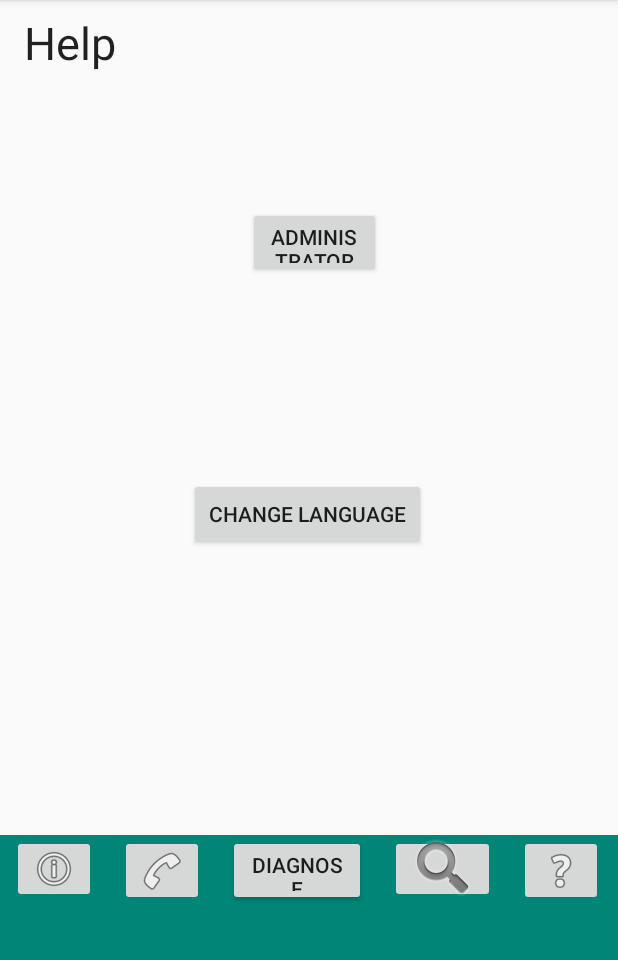
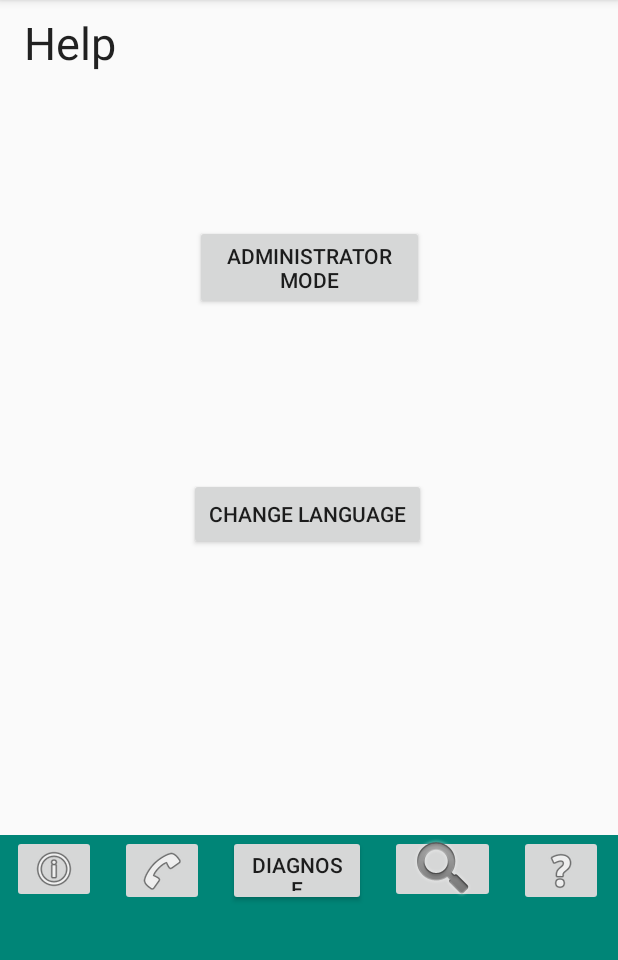
Before and after one commit to zuroh/MedicalDiagnosisApp, an Android app: the HelpActivity screen opened directly, with no data from a screen before it, on a phone screen of 412 x 824 dp, the part 84-1044 px from its top. Run offline under Robolectric (Android 15) with nearby library versions, the phone set to English and light mode, and no system bars.

Commit message:
rollback activity_login

```diff
--- a/app/src/main/java/com/example/medicaldiagnosisapp/LoginActivity.java
+++ b/app/src/main/java/com/example/medicaldiagnosisapp/LoginActivity.java
@@ -86,7 +86,7 @@ public class LoginActivity extends AppCompatActivity {
         });
         //Toolbar Buttons End Here//
 
-        Button lginButton = (Button) findViewById(R.id.lginButton);
+        Button lginButton = (Button) findViewById(R.id.login);
         lginButton.setOnClickListener(new View.OnClickListener() {
             @Override
             public void onClick(View v) {
--- a/app/src/main/res/layout/activity_help.xml
+++ b/app/src/main/res/layout/activity_help.xml
@@ -32,19 +32,19 @@
             <Button
                 android:id="@+id/loginButton"
                 android:layout_width="wrap_content"
-                android:layout_height="wrap_content"
+                android:layout_height="73dp"
                 android:layout_above="@+id/changeLanguagePageButton"
                 android:layout_alignParentStart="true"
                 android:layout_alignParentLeft="true"
                 android:layout_alignParentTop="true"
                 android:layout_alignParentEnd="true"
                 android:layout_alignParentRight="true"
-                android:layout_marginStart="165dp"
-                android:layout_marginLeft="165dp"
-                android:layout_marginTop="81dp"
-                android:layout_marginEnd="158dp"
-                android:layout_marginRight="158dp"
-                android:layout_marginBottom="125dp"
+                android:layout_marginStart="130dp"
+                android:layout_marginLeft="130dp"
+                android:layout_marginTop="93dp"
+                android:layout_marginEnd="129dp"
+                android:layout_marginRight="129dp"
+                android:layout_marginBottom="104dp"
                 android:text="Administrator Mode" />
 
             <Button
```
